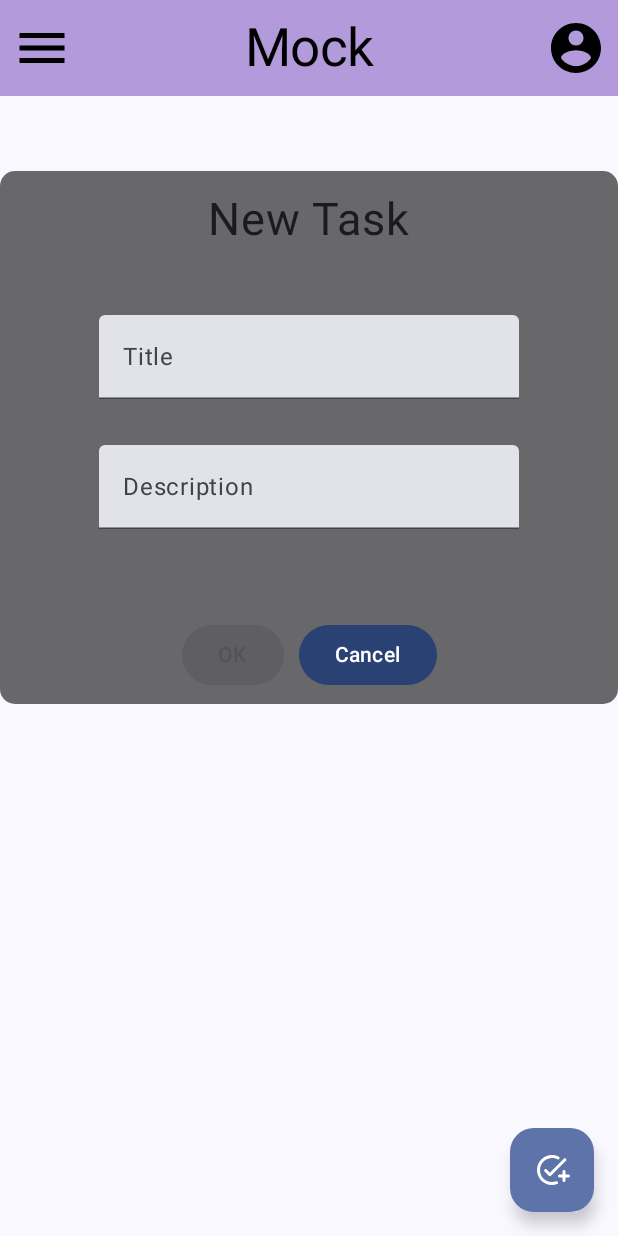
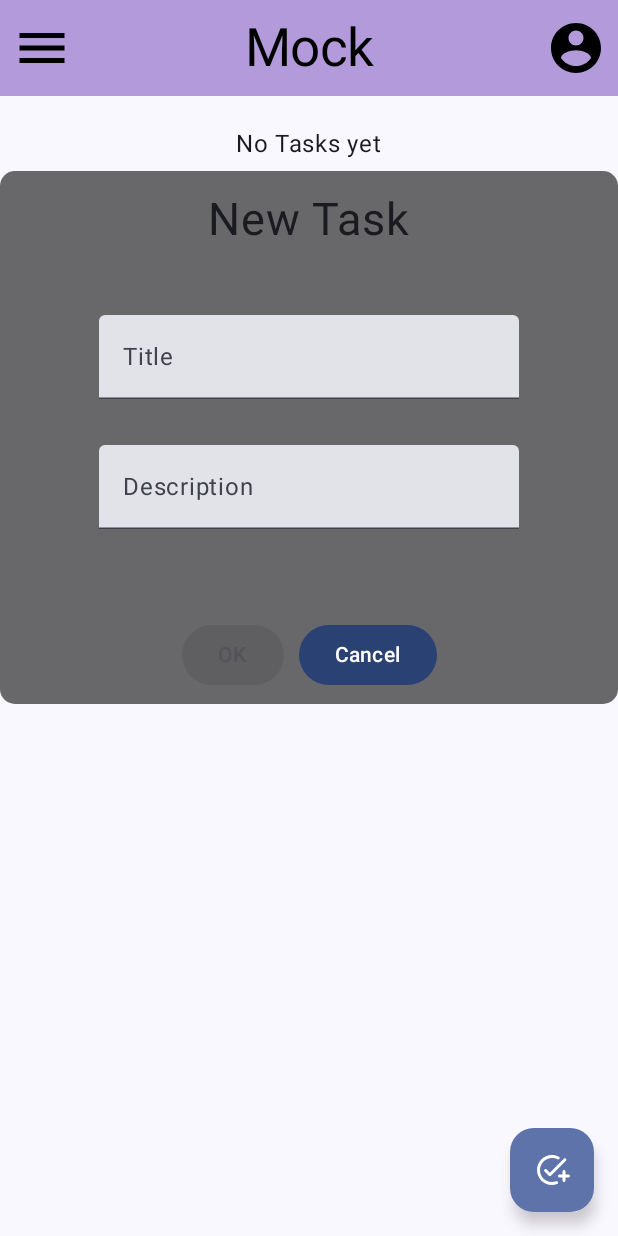
Before and after one commit to le00702/Lucky-Task, an Android app built with Jetpack Compose: the RemoteDBActivity screen opened directly, with no data from a screen before it, after a tap on "Add Task", on a phone screen of 412 x 824 dp. Run offline under Robolectric (Android 15) with nearby library versions, the phone set to English and light mode, and no system bars; our stand-ins replace Firebase (no records; nobody signed in at launch, a user with empty details on screens opened directly).

```diff
--- a/app/src/main/java/com/example/luckytask/firestore/RemoteDBActivity.kt
+++ b/app/src/main/java/com/example/luckytask/firestore/RemoteDBActivity.kt
@@ -89,7 +89,15 @@ fun TodoView(modifier: Modifier = Modifier, viewModel: GroupTaskViewModel = view
                 verticalArrangement = Arrangement.spacedBy(5.dp),
                 contentPadding = PaddingValues(horizontal = 8.dp)
             ) {
-                items(viewModel.todoDAOS.size){ index ->
+                val size = viewModel.todoDAOS.size
+                if(size == 0){
+                    item{
+                        Box(modifier = Modifier.fillMaxSize().padding(20.dp), contentAlignment = Alignment.Center){
+                            Text("No Tasks yet")
+                        }
+                    }
+                }
+                items(size){ index ->
                     TodoItem(viewModel.todoDAOS[index], index = index,
                         done = {viewModel.setTodoDone(index)},undone = {viewModel.setTodoUndone(index)}, remove = {viewModel.removeTodo(index)})
                 }
```
Also changed, not shown: app/src/main/java/com/example/luckytask/GroupTasksActivity.kt (+48 -11 lines).
